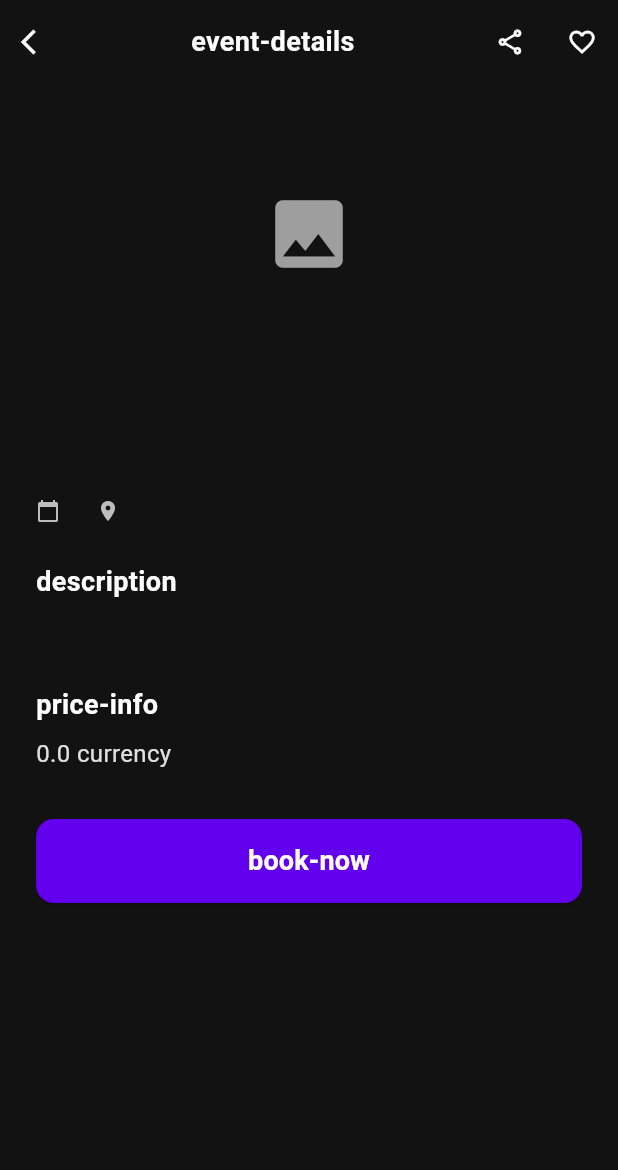
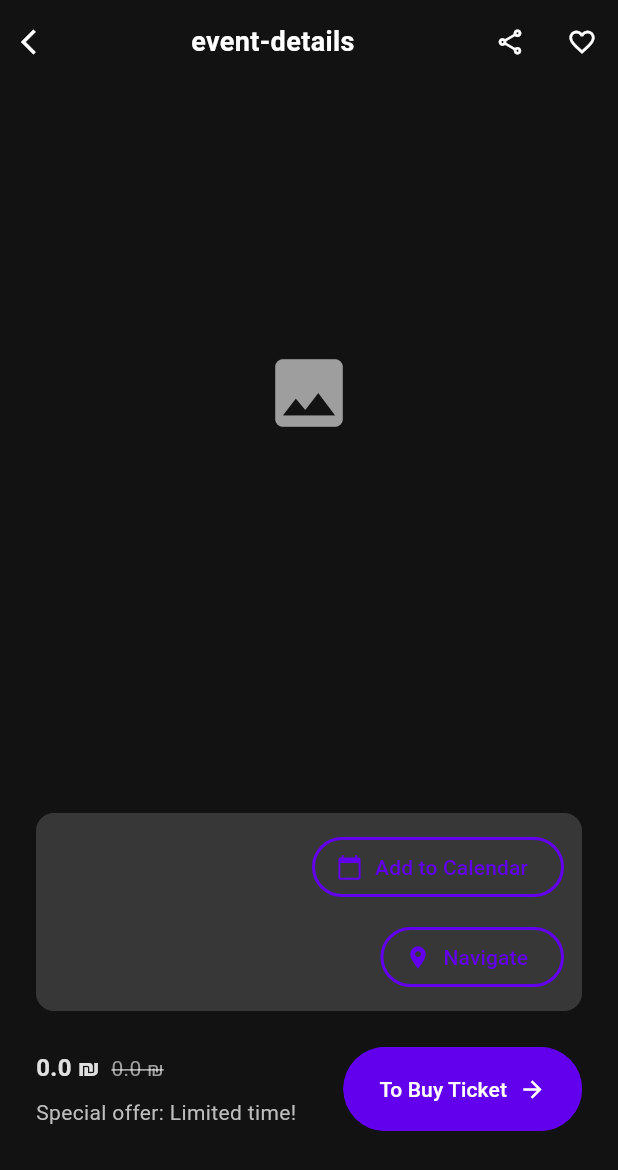
Before and after one commit to Roeidadon12/daynight-mobile, a Flutter app: the EventDetailsPage screen opened directly with empty values, on a phone screen of 412 x 824 dp. Shown: the top 1170 px of the screen. Run offline on Flutter 3.47's test engine with Material 3 defaults, Android fonts, the light colour scheme and no system bars; our stand-ins replace flutter_svg, table_calendar; network calls fail; statements that could not run were skipped.

```diff
--- a/lib/controllers/event/event_details_page.dart
+++ b/lib/controllers/event/event_details_page.dart
@@ -1,4 +1,5 @@
-import 'package:flutter/material.dart';
+/* import 'package:flutter/material.dart';
+import 'package:flutter/services.dart';
 import '../../models/event.dart';
 import '../../app_localizations.dart';
 import '../../constants.dart';
@@ -7,10 +8,63 @@ import '../shared/custom_app_bar.dart';
 class EventDetailsPage extends StatefulWidget {
   final Event event;
 
-  const EventDetailsPage({
-    super.key,
-    required this.event,
+  const EventDetailsPage({super.key, required this.event});
+
+  @override
+  State<EventDetailsPage> createState() => _EventDetailsPageState();
+}
+
+class _EventDetailsPageState extends State<EventDetailsPage> {
+  bool isLiked = false;
+
+  void _handleShare() {}
+  void _handleLike() {
+    setState(() {
+      isLiked = !isLiked;
     });
+  }
+
+  @override
+  Widget build(BuildContext context) {
+    return AnnotatedRegion<SystemUiOverlayStyle>(
+      value: SystemUiOverlayStyle.light, // <-- Forces white status bar icons
+      child: Scaffold(
+        backgroundColor: kMainBackgroundColor,
+        body: SafeArea(
+          child: Column(
+            children: [
+              CustomAppBar(
+                titleKey: 'event-details',
+                isLiked: isLiked,
+                onSharePressed: _handleShare,
+                onLikePressed: _handleLike,
+              ),
+              Expanded(
+                child: CustomScrollView(
+                  slivers: [
+                    // SliverAppBar and content here...
+                  ],
+                ),
+              ),
+            ],
+          ),
+        ),
+      ),
+    );
+  }
+} */
+
+import 'package:flutter/material.dart';
+import '../../models/event.dart';
+import '../../app_localizations.dart';
+import '../../constants.dart';
+import '../shared/custom_app_bar.dart';
+import 'package:flutter/services.dart';
+
+class EventDetailsPage extends StatefulWidget {
+  final Event event;
+
+  const EventDetailsPage({super.key, required this.event});
 
   @override
   State<EventDetailsPage> createState() => _EventDetailsPageState();
@@ -32,7 +86,13 @@ class _EventDetailsPageState extends State<EventDetailsPage> {
 
   @override
   Widget build(BuildContext context) {
-    return Scaffold(
+    return AnnotatedRegion<SystemUiOverlayStyle>(
+      value: SystemUiOverlayStyle(
+        statusBarColor: Colors.transparent, // background behind status bar
+        statusBarIconBrightness: Brightness.light, // icons color
+        statusBarBrightness: Brightness.light, // iOS top bar
+      ), // <-- Forces white status bar icons
+      child: Scaffold(
         backgroundColor: kMainBackgroundColor,
         body: SafeArea(
           child: Column(
@@ -49,22 +109,40 @@ class _EventDetailsPageState extends State<EventDetailsPage> {
               Expanded(
                 child: CustomScrollView(
                   slivers: [
-                  // Image Header
-                  SliverAppBar(
-                    expandedHeight: 200.0,
+                    // Image Header with safe area
+                    SliverSafeArea(
+                      top: false, // already handled by Scaffold SafeArea
+                      sliver: SliverAppBar(
+                        expandedHeight: MediaQuery.of(context).size.width,
                         floating: false,
                         pinned: false,
                         automaticallyImplyLeading: false,
                         backgroundColor: kMainBackgroundColor,
                         flexibleSpace: FlexibleSpaceBar(
                           background: widget.event.thumbnailUrl != null
-                          ? Image.network(
+                              ? ClipRRect(
+                                  child: Image.network(
                                     widget.event.thumbnailUrl!,
                                     fit: BoxFit.cover,
-                              errorBuilder: (context, error, stackTrace) =>
-                                  const Center(child: Icon(Icons.broken_image, size: 60, color: Colors.grey)),
+                                    errorBuilder:
+                                        (context, error, stackTrace) =>
+                                            const Center(
+                                              child: Icon(
+                                                Icons.broken_image,
+                                                size: 60,
+                                                color: Colors.grey,
+                                              ),
+                                            ),
+                                  ),
                                 )
-                          : const Center(child: Icon(Icons.image, size: 60, color: Colors.grey)),
+                              : const Center(
+                                  child: Icon(
+                                    Icons.image,
+                                    size: 60,
+                                    color: Colors.grey,
+                                  ),
+                                ),
+                        ),
                       ),
                     ),
 
@@ -86,92 +164,159 @@ class _EventDetailsPageState extends State<EventDetailsPage> {
                             ),
                             const SizedBox(height: 16),
 
-                    // Date and Location Row
+                            // Date and Location
+                            Container(
+                              padding: const EdgeInsets.all(12),
+                              decoration: BoxDecoration(
+                                color: Colors.white.withAlpha(40),
+                                borderRadius: BorderRadius.circular(12),
+                              ),
+                              child: Column(
+                                crossAxisAlignment: CrossAxisAlignment.start,
+                                children: [
                                   Row(
+                                    mainAxisAlignment:
+                                        MainAxisAlignment.spaceBetween,
                                     children: [
-                        Icon(Icons.calendar_today, size: 16, color: Colors.grey[400]),
-                        const SizedBox(width: 8),
                                       Text(
                                         widget.event.formattedStartDate,
-                          style: TextStyle(color: Colors.grey[400], fontSize: 14),
+                                        style: const TextStyle(
+                                          color: Colors.white,
+                                          fontSize: 14,
                                         ),
-                        const SizedBox(width: 16),
-                        Icon(Icons.location_on, size: 16, color: Colors.grey[400]),
-                        const SizedBox(width: 8),
-                        Expanded(
-                          child: Text(
-                            widget.event.location,
-                            style: TextStyle(color: Colors.grey[400], fontSize: 14),
+                                      ),
+                                      ElevatedButton.icon(
+                                        onPressed: () {},
+                                        icon: const Icon(Icons.calendar_today),
+                                        label: Text(
+                                          AppLocalizations.of(
+                                            context,
+                                          ).get('add-to-calendar'),
+                                        ),
+                                        style: ElevatedButton.styleFrom(
+                                          backgroundColor: Colors.transparent,
+                                          foregroundColor: kBrandPrimary,
+                                          side: const BorderSide(
+                                            color: kBrandPrimary,
+                                            width: 2,
+                                          ),
+                                          elevation: 0,
                                         ),
                                       ),
                                     ],
                                   ),
-                    const SizedBox(height: 24),
-
-                    // Description
-                    if (widget.event.information?['description'] != null) ...[
+                                  const SizedBox(height: 12),
+                                  Row(
+                                    mainAxisAlignment:
+                                        MainAxisAlignment.spaceBetween,
+                                    children: [
                                       Text(
-                        AppLocalizations.of(context).get('description'),
+                                        widget.event.location,
                                         style: const TextStyle(
                                           color: Colors.white,
-                          fontSize: 18,
-                          fontWeight: FontWeight.bold,
+                                          fontSize: 14,
                                         ),
                                       ),
-                      const SizedBox(height: 8),
-                      Text(
-                        widget.event.information!['description'],
-                        style: TextStyle(
-                          color: Colors.grey[300],
-                          fontSize: 16,
-                          height: 1.5,
+                                      ElevatedButton.icon(
+                                        onPressed: () {},
+                                        icon: const Icon(Icons.location_on),
+                                        label: Text(
+                                          AppLocalizations.of(
+                                            context,
+                                          ).get('navigate-to'),
+                                        ),
+                                        style: ElevatedButton.styleFrom(
+                                          backgroundColor: Colors.transparent,
+                                          foregroundColor: kBrandPrimary,
+                                          side: const BorderSide(
+                                            color: kBrandPrimary,
+                                            width: 2,
+                                          ),
+                                          elevation: 0,
+                                        ),
+                                      ),
+                                    ],
+                                  ),
+                                ],
                               ),
                             ),
                             const SizedBox(height: 24),
-                    ],
 
                             // Price Information
-                    Text(
-                      AppLocalizations.of(context).get('price-info'),
-                      style: const TextStyle(
-                        color: Colors.white,
-                        fontSize: 18,
-                        fontWeight: FontWeight.bold,
-                      ),
-                    ),
-                    const SizedBox(height: 8),
+                            Row(
+                              mainAxisAlignment: MainAxisAlignment.spaceBetween,
+                              crossAxisAlignment: CrossAxisAlignment.center,
+                              children: [
+                                Column(
+                                  crossAxisAlignment: CrossAxisAlignment.start,
+                                  children: [
+                                    Row(
+                                      children: [
                                         Text(
                                           '${widget.event.price} ${AppLocalizations.of(context).get('currency')}',
                                           style: TextStyle(
                                             color: Colors.grey[300],
                                             fontSize: 16,
+                                            fontWeight: FontWeight.bold,
                                           ),
                                         ),
-                    const SizedBox(height: 32),
-
-                    // Book Button
-                    SizedBox(
-                      width: double.infinity,
+                                        const SizedBox(width: 8),
+                                        Text(
+                                          '${widget.event.price} ${AppLocalizations.of(context).get('currency')}',
+                                          style: TextStyle(
+                                            color: Colors.grey[500],
+                                            fontSize: 14,
+                                            decoration:
+                                                TextDecoration.lineThrough,
+                                            decorationColor: Colors.white,
+                                          ),
+                                        ),
+                                      ],
+                                    ),
+                                    const SizedBox(height: 8),
+                                    Text(
+                                      'Special offer: Limited time!',
+                                      style: TextStyle(
+                                        color: Colors.grey[400],
+                                        fontSize: 14,
+                                      ),
+                                    ),
+                                  ],
+                                ),
+                                Flexible(
+                                  fit: FlexFit.loose,
+                                  child: SizedBox(
                                     height: 56,
                                     child: ElevatedButton(
-                        onPressed: () {
-                          // TODO: Implement booking functionality
-                        },
+                                      onPressed: () {},
                                       style: ElevatedButton.styleFrom(
                                         backgroundColor: kBrandPrimary,
-                          shape: RoundedRectangleBorder(
-                            borderRadius: BorderRadius.circular(12),
+                                        foregroundColor: Colors.white,
+                                        side: const BorderSide(
+                                          color: kBrandPrimary,
+                                          width: 2,
+                                        ),
+                                        elevation: 0,
+                                      ),
+                                      child: Row(
+                                        mainAxisSize: MainAxisSize.min,
+                                        children: [
+                                          Flexible(
+                                            child: Text(
+                                              AppLocalizations.of(
+                                                context,
+                                              ).get('to-buy-ticket'),
+                                              overflow: TextOverflow.ellipsis,
                                             ),
                                           ),
-                        child: Text(
-                          AppLocalizations.of(context).get('book-now'),
-                          style: const TextStyle(
-                            fontSize: 18,
-                            fontWeight: FontWeight.bold,
-                            color: Colors.white,
+                                          const SizedBox(width: 8),
+                                          const Icon(Icons.arrow_forward),
+                                        ],
                                       ),
                                     ),
                                   ),
+                                ),
+                              ],
                             ),
                           ],
                         ),
@@ -183,6 +328,7 @@ class _EventDetailsPageState extends State<EventDetailsPage> {
             ],
           ),
         ),
+      ),
     );
   }
 }
--- a/lib/l10n/en.dart
+++ b/lib/l10n/en.dart
@@ -11,8 +11,13 @@ const Map<String, String> enTexts = {
   'criteria-date': 'Date',
   'criteria-price': 'Price',
   'criteria-event-type': 'Event Type',
-  'filter-by-date': 'Filter by Date',
+  'filter-by-date': 'Filter Date',
   'no-results': 'No Results',
   'clear': 'Clear',
   'search-button': 'Search',
+  'add-to-calendar': 'Add to Calendar',
+  'navigate-to': 'Navigate',
+  'currency': '₪',
+  'to-buy-ticket': 'To Buy Ticket',
+  'filter-by-price': 'Price',
 };
--- a/lib/l10n/he.dart
+++ b/lib/l10n/he.dart
@@ -11,8 +11,13 @@ const Map<String, String> heTexts = {
   'criteria-date': 'תאריך',
   'criteria-price': 'מחיר',
   'criteria-event-type': 'סוג אירוע',
-  'filter-by-date': 'סינון לפי תאריך',
+  'filter-by-date': 'סינון תאריך',
   'no-results': 'אין תוצאות',
   'clear': 'נקה',
   'search-button': 'חיפוש',
+  'add-to-calendar': 'הוסף ליומן',
+  'navigate-to': 'נווט',
+  'currency': '₪',
+  'to-buy-ticket': 'לרכישת כרטיס',
+  'filter-by-price': 'סינון מחיר',
 };
```
Also changed, not shown: lib/controllers/search/search_price_criteria.dart (added, +89 -0 lines), lib/services/event_service.dart (+27 -0 lines), lib/tabs/search_tab.dart (+19 -2 lines), lib/utils/slide_page_route.dart (+11 -5 lines). Lines whose indentation alone changed are shown as unchanged.
